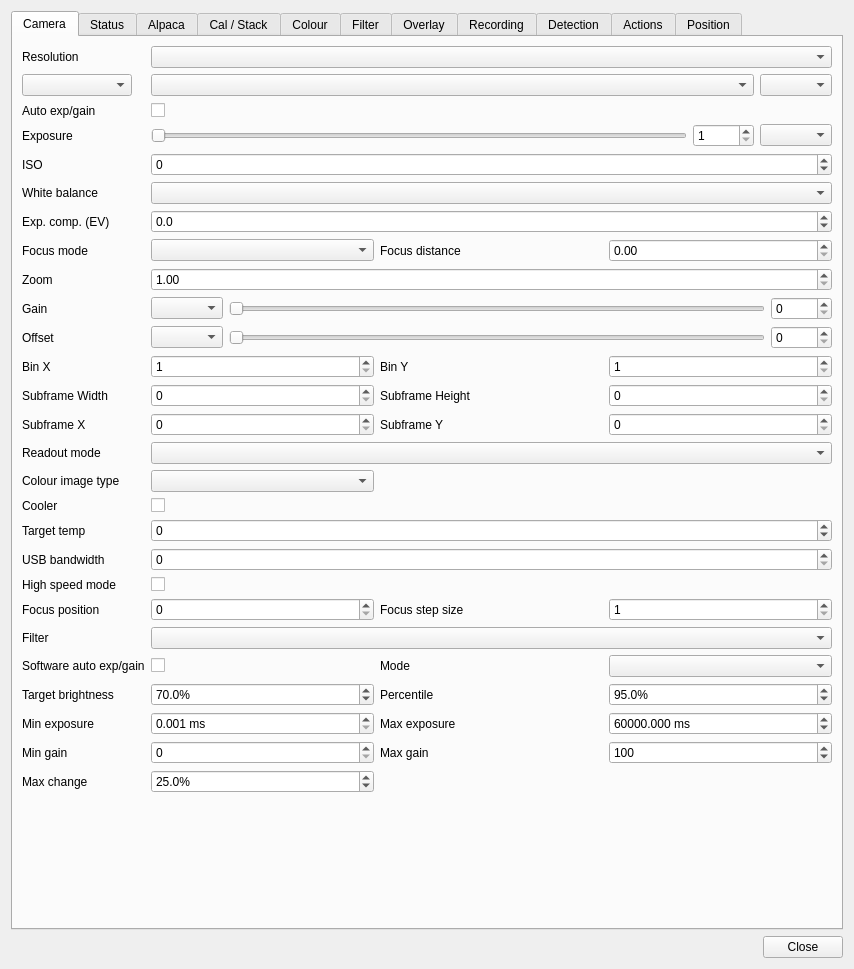
Qt form plugins/feature/camera/camerasettingsdialog.ui (srcejon/sdrangel) before a commit.
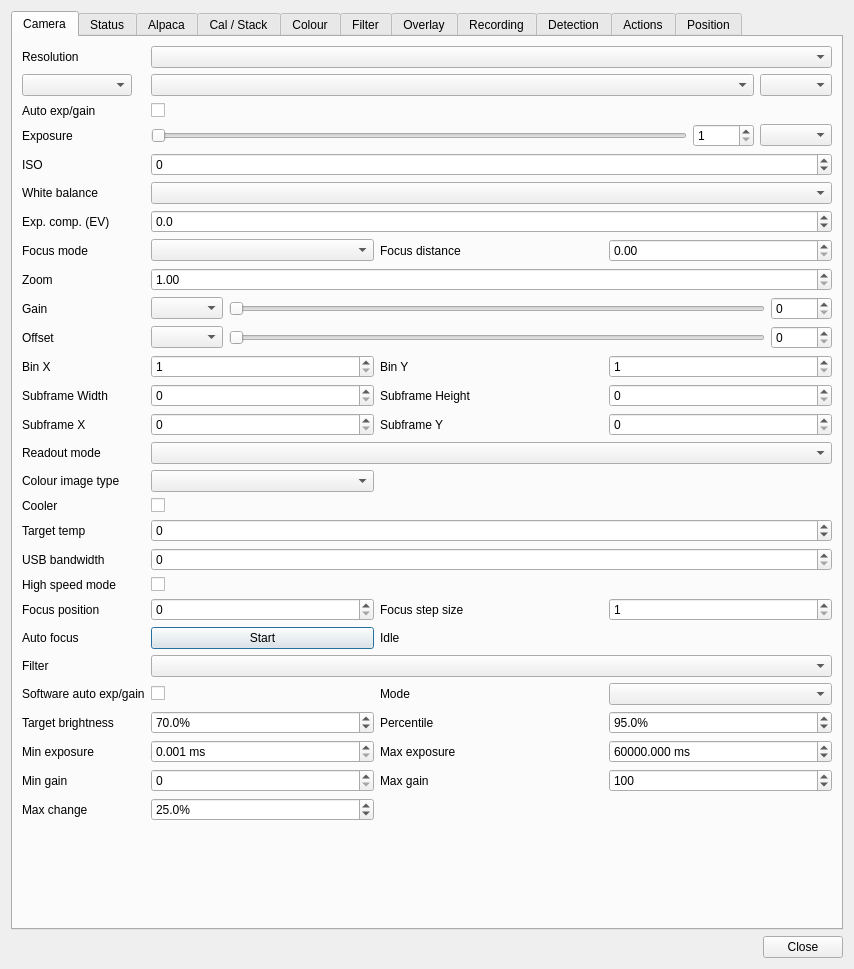
The same form after that commit. Icons and pictures are not drawn. Custom widgets are drawn as their Qt base class.

Commit message: Add Alpaca camera autofocus

Patch:
```diff
--- a/plugins/feature/camera/camerasettingsdialog.ui
+++ b/plugins/feature/camera/camerasettingsdialog.ui
@@ -178,6 +178,30 @@
            </property>
           </widget>
          </item>
+         <item row="23" column="0">
+          <widget class="QLabel" name="alpacaAutoFocusLabel">
+           <property name="text">
+            <string>Auto focus</string>
+           </property>
+          </widget>
+         </item>
+         <item row="23" column="1">
+          <widget class="QPushButton" name="alpacaAutoFocusButton">
+           <property name="toolTip">
+            <string>Run a software autofocus sweep using image sharpness. Capture must be running.</string>
+           </property>
+           <property name="text">
+            <string>Start</string>
+           </property>
+          </widget>
+         </item>
+         <item row="23" column="2" colspan="2">
+          <widget class="QLabel" name="alpacaAutoFocusStatusLabel">
+           <property name="text">
+            <string>Idle</string>
+           </property>
+          </widget>
+         </item>
          <item row="14" column="2">
           <widget class="QLabel" name="cameraNumYLabel">
            <property name="text">
```
Left out of the diff: 1 changed line with no effect on the pictures. The commit also changes 6 other files.
